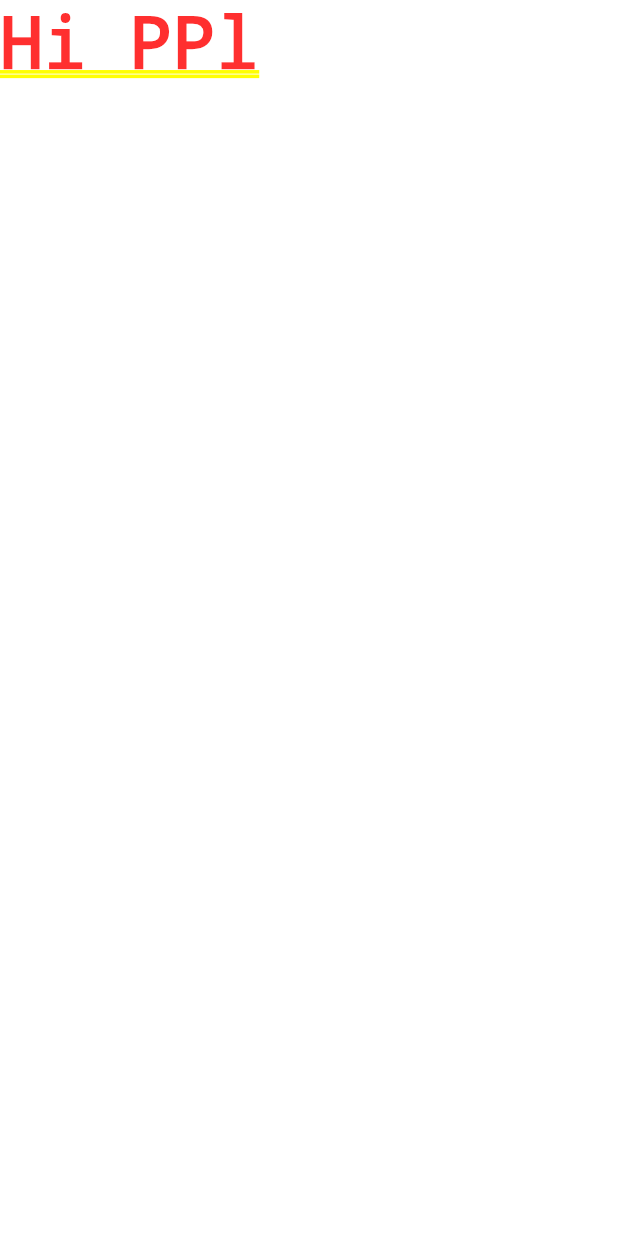
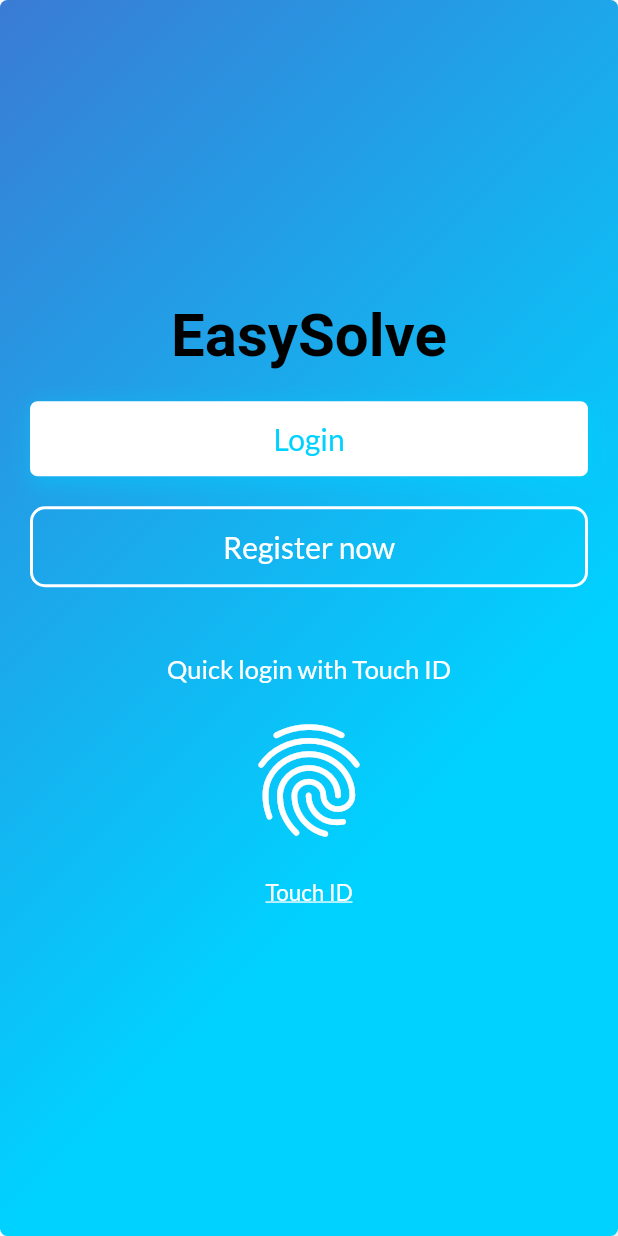
Before and after one commit to Jaideep-C/easy-slove, a Flutter app: the screen it shows after launch, on a phone screen of 412 x 824 dp. Run offline on Flutter 3.47's test engine with Material 2 defaults, Android fonts, the phone set to English and light mode, and no system bars; our stand-ins replace google_fonts.

```diff
--- a/lib/main.dart
+++ b/lib/main.dart
@@ -1,11 +1,22 @@
+import 'package:easy_solve/src/welcomePage.dart';
 import 'package:flutter/material.dart';
-// import 'package:mi_card/Es.dart';
+import 'package:google_fonts/google_fonts.dart';
+
 void main()=>runApp(MyApp());
 class MyApp extends StatelessWidget {
+  // This widget is the root of your application.
   @override
-  Widget build(BuildContext context){
+  Widget build(BuildContext context) {
+    final textTheme = Theme.of(context).textTheme;
     return MaterialApp(
-      home:Text("Hi PPl"),
-      );
+      theme: ThemeData(
+         primarySwatch: Colors.blue,
+         textTheme:GoogleFonts.latoTextTheme(textTheme).copyWith(
+           body1: GoogleFonts.montserrat(textStyle: textTheme.body1),
+         ),
+      ),
+      debugShowCheckedModeBanner: false,
+      home: WelcomePage(),
+    );
   }
 }
--- /dev/null
+++ b/lib/src/welcomePage.dart
@@ -0,0 +1,159 @@
+import 'package:easy_solve/src/loginPage.dart';
+import 'package:flutter/material.dart';
+import 'package:google_fonts/google_fonts.dart';
+// import 'package:google_fonts/google_fonts.dart';
+
+class WelcomePage extends StatefulWidget {
+  WelcomePage({Key key, this.title}) : super(key: key);
+
+  final String title;
+
+  @override
+  _WelcomePageState createState() => _WelcomePageState();
+}
+
+class _WelcomePageState extends State<WelcomePage> {
+  Widget _submitButton() {
+    return InkWell(
+      onTap: () {
+        Navigator.push(
+            context, MaterialPageRoute(builder: (context) => LoginPage()));
+      },
+      child: Container(
+        width: MediaQuery.of(context).size.width,
+        padding: EdgeInsets.symmetric(vertical: 13),
+        alignment: Alignment.center,
+        decoration: BoxDecoration(
+            borderRadius: BorderRadius.all(Radius.circular(5)),
+            boxShadow: <BoxShadow>[
+              BoxShadow(
+                  color: Color(0xff00d2ff).withAlpha(100),
+                  offset: Offset(2, 4),
+                  blurRadius: 10,
+                  spreadRadius: 2)
+            ],
+            color: Colors.white),
+        child: Text(
+          'Login',
+          style: TextStyle(fontSize: 20, color: Color(0xff00d2ff)),
+        ),
+      ),
+    );
+  }
+  Widget _label() {
+    return Container(
+        margin: EdgeInsets.only(top: 40, bottom: 20),
+        child: Column(
+          children: <Widget>[
+            Text(
+              'Quick login with Touch ID',
+              style: TextStyle(color: Colors.white, fontSize: 17),
+            ),
+            SizedBox(
+              height: 20,
+            ),
+            Icon(Icons.fingerprint, size: 90, color: Colors.white),
+            SizedBox(
+              height: 20,
+            ),
+            Text(
+              'Touch ID',
+              style: TextStyle(
+                color: Colors.white,
+                fontSize: 15,
+                decoration: TextDecoration.underline,
+              ),
+            ),
+          ],
+        ));
+  }
+
+  Widget _signUpButton() {
+    return InkWell(
+      onTap:null,
+      child: Container(
+        width: MediaQuery.of(context).size.width,
+        padding: EdgeInsets.symmetric(vertical: 13),
+        alignment: Alignment.center,
+        decoration: BoxDecoration(
+          borderRadius: BorderRadius.all(Radius.circular(10)),
+          border: Border.all(color: Colors.white, width: 2),
+        ),
+        child: Text(
+          'Register now',
+          style: TextStyle(fontSize: 20, color: Colors.white),
+        ),
+      ),
+    );
+  }
+  Widget _title() {
+    return RichText(
+      textAlign: TextAlign.center,
+      text: TextSpan(
+        text: 'Easy',
+        style: GoogleFonts.portLligatSans(
+          textStyle: Theme.of(context).textTheme.display1,
+          fontSize: 40,
+          fontWeight: FontWeight.bold,
+          color: Colors.black,
+        ),
+        children: [
+          TextSpan(
+            text: 'Solve',
+            style: TextStyle(color:  Colors.black, fontSize: 40,fontWeight: FontWeight.bold,)
+          ),
+        ]),
+    );
+  }
+
+
+  @override
+  Widget build(BuildContext context) {
+    return Scaffold(
+      body: SingleChildScrollView(
+        child: Container(
+          padding: EdgeInsets.symmetric(horizontal: 20),
+          height: MediaQuery.of(context).size.height,
+          width: double.infinity,
+          decoration:BoxDecoration(
+            gradient: LinearGradient(
+              begin: Alignment.topLeft,
+              // end: Alignment.bottomRight,
+              colors: [
+                Color(0xff3a7bd5),
+                Color(0xff00d2ff),
+              ]
+            ),
+            borderRadius:BorderRadius.all(Radius.circular(5)),
+            boxShadow: <BoxShadow>[
+              BoxShadow(
+                color: Colors.grey.shade200,
+                offset: Offset(2,4),
+
+              ),
+            ],
+          ),
+          child:Column(
+            crossAxisAlignment:CrossAxisAlignment.center,
+            mainAxisAlignment: MainAxisAlignment.center,
+            children: <Widget>[
+              _title(),
+              SizedBox(
+                  height: 20,
+                ),
+              _submitButton(),
+              SizedBox(
+                  height: 20,
+                ),
+              _signUpButton(),
+              SizedBox(
+                height: 4,
+              ),
+              _label()
+            ],
+          ),
+        ),
+      ),
+    );
+  }
+}
```
Also changed, not shown: lib/src/Widget/bezierContainer.dart (added, +32 -0 lines), lib/src/Widget/customClipper.dart (added, +50 -0 lines), lib/src/loginPage.dart (added, +293 -0 lines), pubspec.yaml (+13 -10 lines), flutter_01.png (added), flutter_02.png (added), fonts/Bilbo-Regular.ttf (added), fonts/TextMeOne-Regular.ttf (added), lib/src/signupPage.dart (added), pubspec.lock.
